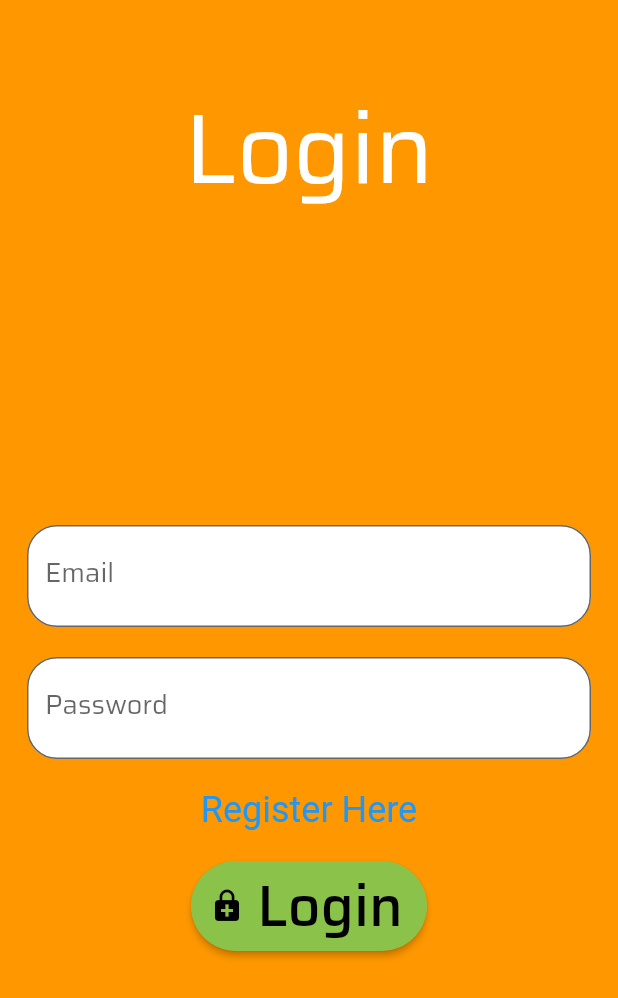
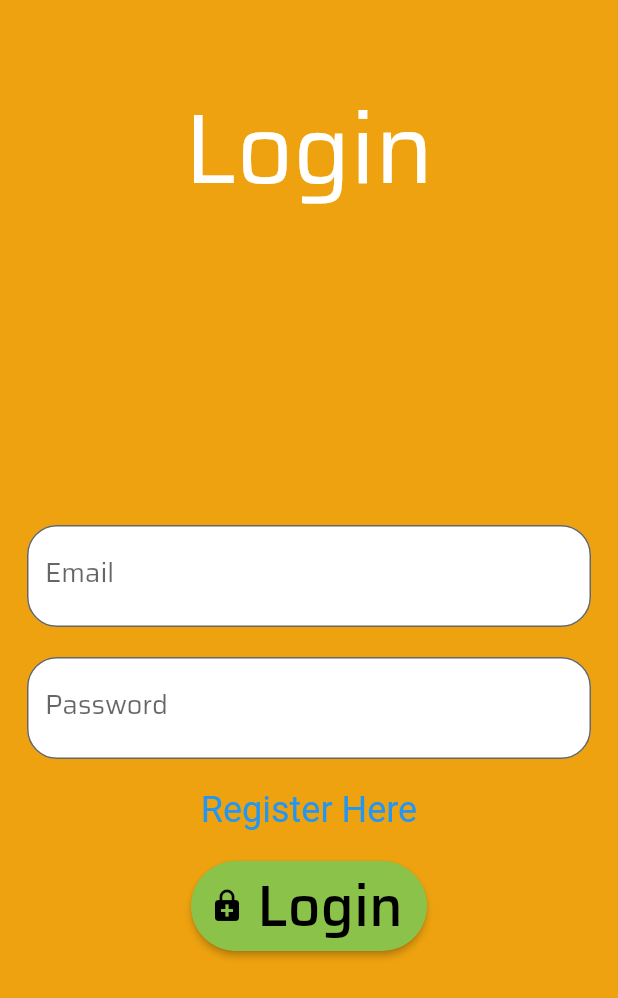
Before and after one commit to Xzellize90/CariKerja, a Flutter app: the screen it shows after launch, after a tap on "PEKERJA", on a phone screen of 412 x 824 dp. Shown: the top 998 px of the screen. Run offline on Flutter 3.47's test engine with Material 2 defaults, Android fonts, the phone set to English and light mode, and no system bars; our stand-ins replace circular_profile_avatar, cloud_firestore, equatable, firebase_auth, firebase_core, firebase_storage and 4 more; accounts and stored records are empty; network calls fail.

Commit message:
by satrio
some update

```diff
--- a/lib/ui/pages/Cjoblist.dart
+++ b/lib/ui/pages/Cjoblist.dart
@@ -19,6 +19,7 @@ class _CompanyJobListState extends State<CompanyJobList> {
     FirebaseFirestore.instance
         .collection('joblist')
         .where('owner', isEqualTo: id);
+        print(id);
   }
 
   @override
@@ -33,6 +34,7 @@ class _CompanyJobListState extends State<CompanyJobList> {
             child: StreamBuilder(
               stream: getUsersPastTripsStreamSnapshots(context),
               builder: (context, snapshot) {
+                print(context);
                 if (snapshot.hasError) {
                   return Text("Failed to get products data!");
                 }
@@ -45,7 +47,7 @@ class _CompanyJobListState extends State<CompanyJobList> {
                 }
 
                 return ListView(
-                  children: snapshot.data.docs.map((DocumentSnapshot doc) {
+                  children: snapshot.data.docs.map((DocumentSnapshot doc){
                     return JoblistCard(
                         joblist: Joblist(
                             doc.data()['id'],
--- a/lib/ui/pages/opening_page.dart
+++ b/lib/ui/pages/opening_page.dart
@@ -34,7 +34,7 @@ class _OpeningState extends State<Opening> {
     return MaterialApp(
       theme: ThemeData(fontFamily: 'Saira'),
       home: Scaffold(
-        backgroundColor: Colors.orange,
+        backgroundColor:  Color(0xFFEEA20F),
         body: Container(
           child: Column(
             children: <Widget>[
--- a/lib/ui/pages/signin_A_page.dart
+++ b/lib/ui/pages/signin_A_page.dart
@@ -23,7 +23,7 @@ class _SignInApplicantState extends State<SignInApplicant> {
       theme: ThemeData(fontFamily: 'Saira'),
       debugShowCheckedModeBanner: false,
       home: Scaffold(
-        backgroundColor: Colors.orange,
+        backgroundColor:  Color(0xFFEEA20F),
         body: Stack(
           children: [
             Container(
--- a/lib/ui/pages/signin_C_page.dart
+++ b/lib/ui/pages/signin_C_page.dart
@@ -23,7 +23,7 @@ class _SignInCompanyState extends State<SignInCompany> {
       theme: ThemeData(fontFamily: 'Saira'),
       debugShowCheckedModeBanner: false,
       home: Scaffold(
-          backgroundColor: Colors.orange,
+          backgroundColor:  Color(0xFFEEA20F),
           body: Stack(children: [
             Container(
               margin: EdgeInsets.all(18),
--- a/lib/ui/pages/signup_A_page.dart
+++ b/lib/ui/pages/signup_A_page.dart
@@ -52,7 +52,7 @@ class _SignUpApplicantState extends State<SignUpApplicant> {
       theme: ThemeData(fontFamily: 'Saira'),
       debugShowCheckedModeBanner: false,
       home: Scaffold(
-        backgroundColor: Colors.orange,
+        backgroundColor:  Color(0xFFEEA20F),
         body: Stack(
                   children: [Container(
             margin: EdgeInsets.all(18),
--- a/lib/ui/pages/signup_C_page.dart
+++ b/lib/ui/pages/signup_C_page.dart
@@ -34,7 +34,7 @@ class _SignUpCompanyState extends State<SignUpCompany> {
       theme: ThemeData(fontFamily: 'Saira'),
       debugShowCheckedModeBanner: false,
       home: Scaffold(
-        backgroundColor: Colors.orange,
+        backgroundColor:  Color(0xFFEEA20F),
         body: Stack(
                   children: [Container(
             margin: EdgeInsets.all(18),
```
Also changed, not shown: pubspec.lock.
